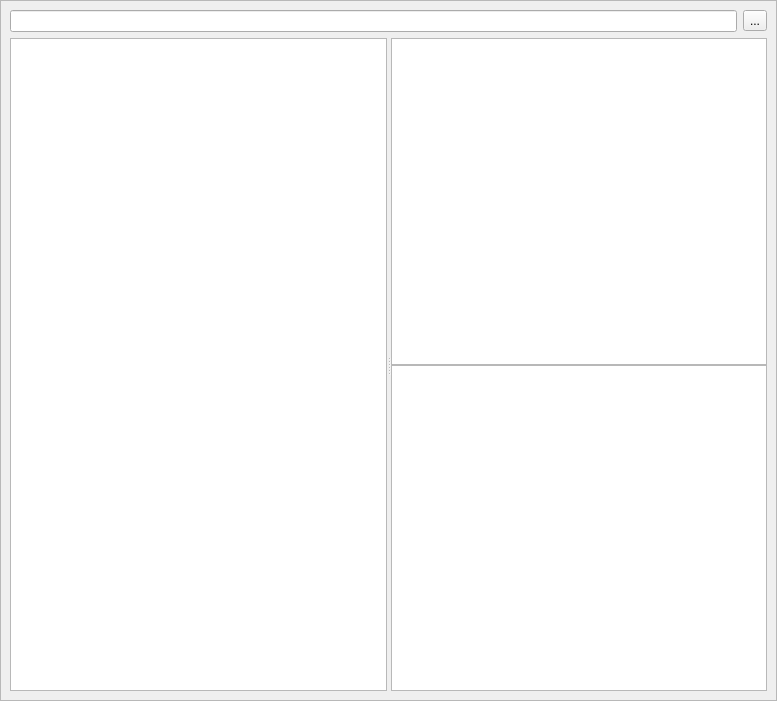
First picture: the form in ui/main_win.ui, repository mimbert/soundbrowser, before the edit.
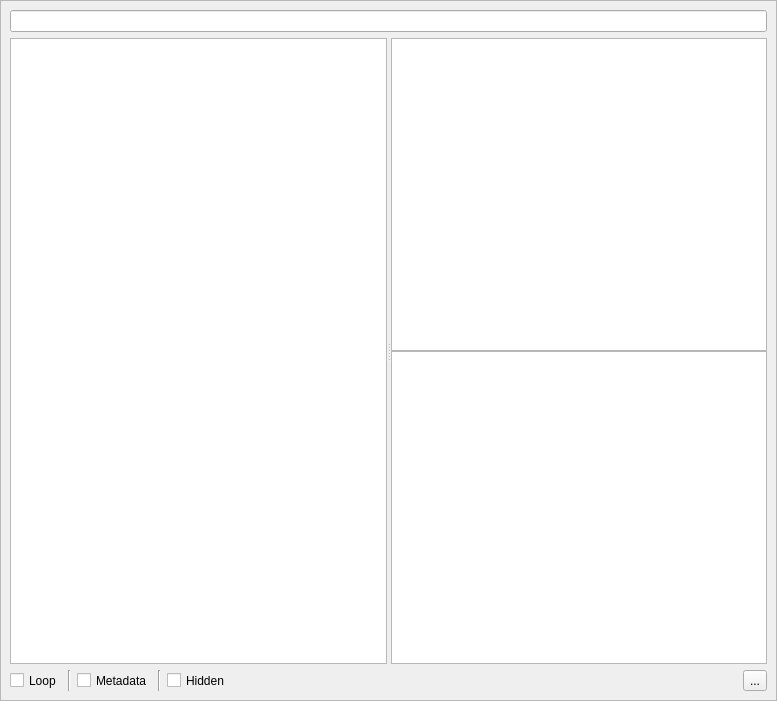
Second picture: the form after the edit. Icons and pictures are not drawn.

Commit message: several features - add prefs dialog - add persistent config - fix ctrl-c handling - fix gst uri - add several convenient preferences - add icons

Patch:
```diff
--- a/ui/main_win.ui
+++ b/ui/main_win.ui
@@ -45,6 +45,20 @@
        <enum>QFrame::Raised</enum>
       </property>
       <layout class="QGridLayout" name="gridLayout_2">
+       <item row="0" column="0">
+        <layout class="QHBoxLayout" name="horizontalLayoutTop">
+         <item>
+          <widget class="QLineEdit" name="locationBar">
+           <property name="sizePolicy">
+            <sizepolicy hsizetype="Expanding" vsizetype="Fixed">
+             <horstretch>0</horstretch>
+             <verstretch>0</verstretch>
+            </sizepolicy>
+           </property>
+          </widget>
+         </item>
+        </layout>
+       </item>
        <item row="2" column="0">
         <widget class="QSplitter" name="splitter">
          <property name="sizePolicy">
@@ -93,20 +107,92 @@
          </widget>
         </widget>
        </item>
-       <item row="0" column="0">
-        <layout class="QHBoxLayout" name="horizontalLayout_3">
+       <item row="3" column="0">
+        <widget class="QFrame" name="horizontalLayoutBottom">
+         <layout class="QHBoxLayout" name="horizontalLayout">
+          <property name="sizeConstraint">
+           <enum>QLayout::SetDefaultConstraint</enum>
+          </property>
+          <property name="leftMargin">
+           <number>0</number>
+          </property>
+          <property name="topMargin">
+           <number>0</number>
+          </property>
+          <property name="rightMargin">
+           <number>0</number>
+          </property>
+          <property name="bottomMargin">
+           <number>0</number>
+          </property>
          <item>
-          <widget class="QLineEdit" name="locationBar">
+           <widget class="QCheckBox" name="loop">
            <property name="sizePolicy">
-            <sizepolicy hsizetype="Expanding" vsizetype="Fixed">
+             <sizepolicy hsizetype="Minimum" vsizetype="Minimum">
              <horstretch>0</horstretch>
              <verstretch>0</verstretch>
             </sizepolicy>
            </property>
+            <property name="text">
+             <string>Loop</string>
+            </property>
           </widget>
          </item>
          <item>
-          <widget class="QToolButton" name="toolButton">
+           <widget class="Line" name="line">
+            <property name="orientation">
+             <enum>Qt::Vertical</enum>
+            </property>
+           </widget>
+          </item>
+          <item>
+           <widget class="QCheckBox" name="show_metadata_pane">
+            <property name="sizePolicy">
+             <sizepolicy hsizetype="Minimum" vsizetype="Minimum">
+              <horstretch>0</horstretch>
+              <verstretch>0</verstretch>
+             </sizepolicy>
+            </property>
+            <property name="text">
+             <string>Metadata</string>
+            </property>
+           </widget>
+          </item>
+          <item>
+           <widget class="Line" name="line_2">
+            <property name="orientation">
+             <enum>Qt::Vertical</enum>
+            </property>
+           </widget>
+          </item>
+          <item>
+           <widget class="QCheckBox" name="show_hidden_files">
+            <property name="sizePolicy">
+             <sizepolicy hsizetype="Minimum" vsizetype="Minimum">
+              <horstretch>0</horstretch>
+              <verstretch>0</verstretch>
+             </sizepolicy>
+            </property>
+            <property name="text">
+             <string>Hidden</string>
+            </property>
+           </widget>
+          </item>
+          <item>
+           <spacer name="horizontalSpacer">
+            <property name="orientation">
+             <enum>Qt::Horizontal</enum>
+            </property>
+            <property name="sizeHint" stdset="0">
+             <size>
+              <width>40</width>
+              <height>20</height>
+             </size>
+            </property>
+           </spacer>
+          </item>
+          <item>
+           <widget class="QToolButton" name="prefsButton">
            <property name="text">
             <string>...</string>
            </property>
@@ -123,6 +209,7 @@
           </widget>
          </item>
         </layout>
+        </widget>
        </item>
       </layout>
      </widget>
```
Left out of the diff: 16 changed lines with no effect on the pictures. Lines whose indentation alone changed are shown as unchanged. The commit also changes 8 other files.
